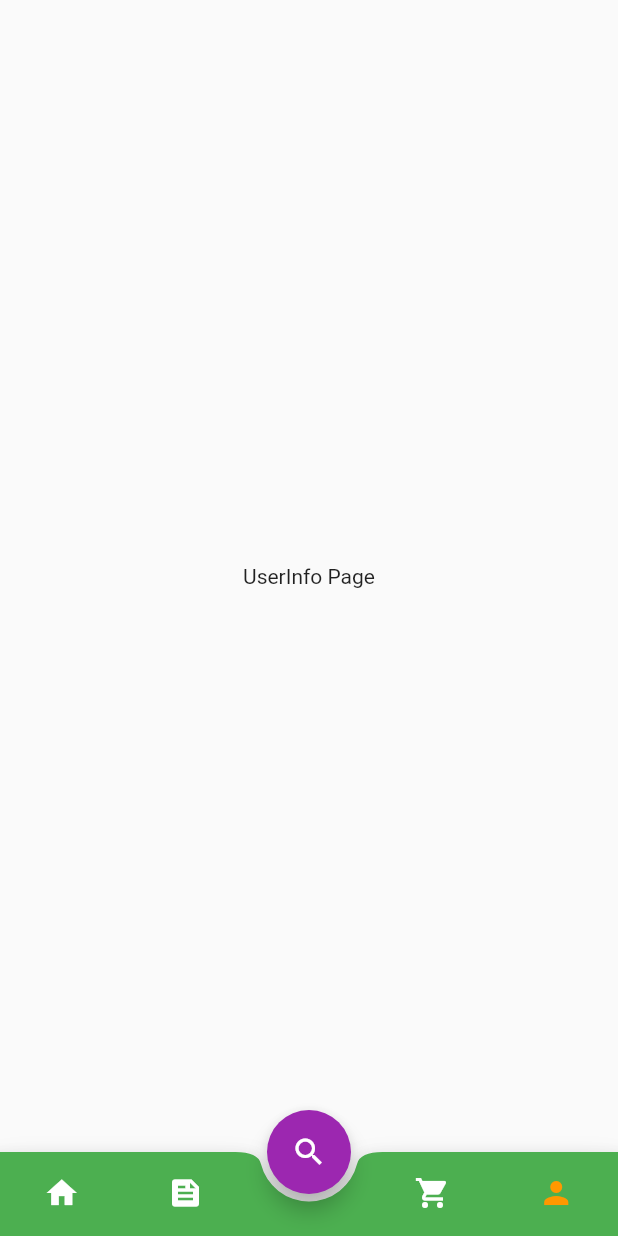
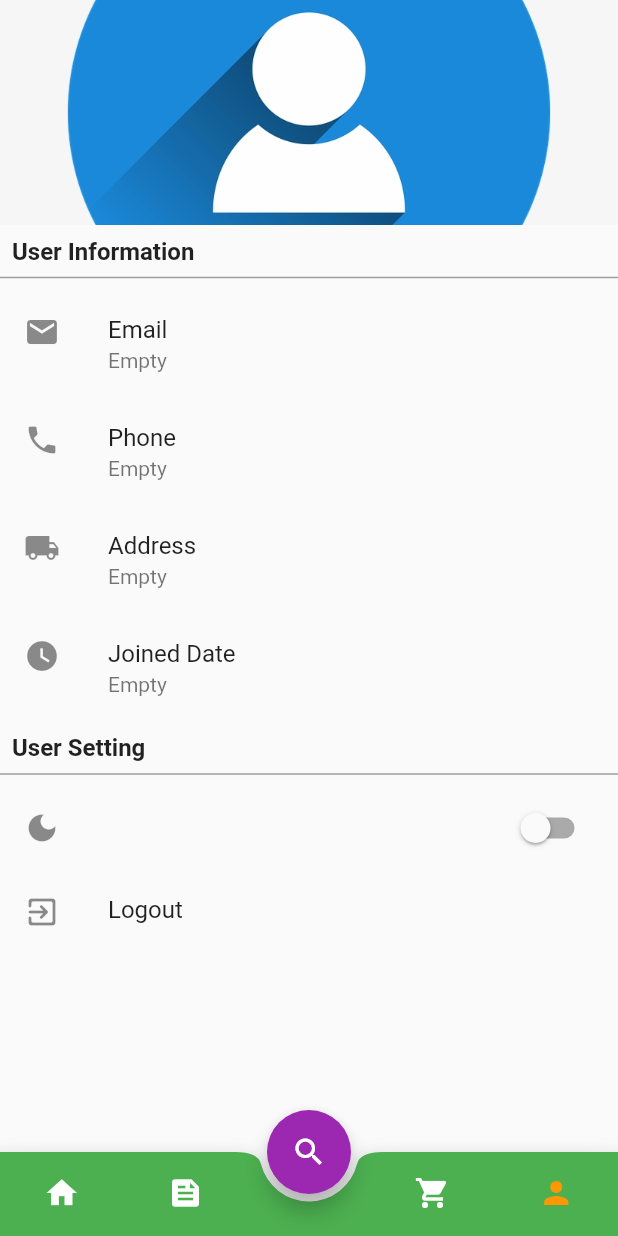
Before and after one commit to AliGharian/shop_app, a Flutter app: the screen it shows after launch, item 5 of the bottom bar chosen, on a phone screen of 412 x 824 dp. Run offline on Flutter 3.47's test engine with Material 2 defaults, Android fonts, the phone set to English and light mode, and no system bars.

Commit message:
add details to user info page along with sliver app bar

```diff
--- /dev/null
+++ b/lib/consts/colors.dart
@@ -0,0 +1,9 @@
+import 'package:flutter/material.dart';
+
+class KColors {
+  static Color black = Color(0xFF000000);
+  static Color white = Color(0xFFFFFFFF);
+
+  static Color title = Color(0xDD000000);
+  static Color subTitle = Color(0x8A000000);
+}
--- a/lib/pages/user_info_page.dart
+++ b/lib/pages/user_info_page.dart
@@ -6,11 +6,118 @@ class UserInfoPage extends StatefulWidget {
 }
 
 class _UserInfoPageState extends State<UserInfoPage> {
+  bool switchValue = false;
+  double _sliverHeight = 150.0;
+  late ScrollController _scrollController;
+  @override
+  void initState() {
+    super.initState();
+    _scrollController = ScrollController();
+    _scrollController.addListener(() {
+      setState(() {});
+    });
+  }
+
   @override
   Widget build(BuildContext context) {
     return Scaffold(
-      body: Center(
-        child: Text('UserInfo Page'),
+      body: CustomScrollView(
+        controller: _scrollController,
+        slivers: [
+          SliverAppBar(
+            automaticallyImplyLeading: false,
+            elevation: 4.0,
+            pinned: true,
+            expandedHeight: _sliverHeight,
+            stretch: true,
+            flexibleSpace: FlexibleSpaceBar(
+              background: Image.asset(
+                'assets/images/user_header.png',
+                fit: BoxFit.cover,
+              ),
+              stretchModes: [
+                StretchMode.zoomBackground,
+              ],
+            ),
+            leading: Opacity(
+              opacity: _scrollController.hasClients
+                  ? _scrollController.offset < _sliverHeight
+                      ? _scrollController.offset / _sliverHeight
+                      : 1.0
+                  : 0.0,
+              child: Icon(
+                Icons.person,
+              ),
+            ),
+            title: Opacity(
+              opacity: _scrollController.hasClients
+                  ? _scrollController.offset < _sliverHeight
+                      ? _scrollController.offset / _sliverHeight
+                      : 1.0
+                  : 0.0,
+              child: Text(
+                'Guest',
+              ),
+            ),
+          ),
+          SliverToBoxAdapter(
+            child: Column(
+              crossAxisAlignment: CrossAxisAlignment.start,
+              children: [
+                _userInfoTitle('User Information'),
+                Divider(
+                  thickness: 1.0,
+                  color: Colors.grey,
+                ),
+                _userInfoTile('Email', 'Empty', Icons.email),
+                _userInfoTile('Phone', 'Empty', Icons.phone),
+                _userInfoTile('Address', 'Empty', Icons.local_shipping),
+                _userInfoTile('Joined Date', 'Empty', Icons.watch_later),
+                _userInfoTitle('User Setting'),
+                Divider(
+                  thickness: 1.0,
+                  color: Colors.grey,
+                ),
+                ListTile(
+                  leading: Icon(Icons.dark_mode),
+                  trailing: Switch(
+                    value: switchValue,
+                    onChanged: (value) {
+                      setState(() {
+                        switchValue = value;
+                      });
+                    },
+                  ),
+                ),
+                _userInfoTile('Logout', '', Icons.exit_to_app_rounded),
+              ],
+            ),
+          ),
+        ],
+      ),
+    );
+  }
+
+  Widget _userInfoTile(String title, String subtitle, IconData icon) {
+    return InkWell(
+      onTap: () {},
+      child: ListTile(
+        leading: Icon(icon),
+        title: Text(title),
+        subtitle: Text(subtitle),
+      ),
+    );
+  }
+
+  Widget _userInfoTitle(String title) {
+    return Padding(
+      padding: EdgeInsets.only(top: 8.0, left: 8.0),
+      child: Text(
+        title,
+        style: TextStyle(
+          fontWeight: FontWeight.bold,
+          fontSize: 16.0,
+        ),
       ),
     );
   }
--- a/pubspec.yaml
+++ b/pubspec.yaml
@@ -46,9 +46,8 @@ flutter:
   uses-material-design: true
 
   # To add assets to your application, add an assets section, like this:
-  # assets:
-  #   - images/a_dot_burr.jpeg
-  #   - images/a_dot_ham.jpeg
+  assets:
+    - assets/images/
 
   # An image asset can refer to one or more resolution-specific "variants", see
   # https://flutter.dev/assets-and-images/#resolution-aware.
```
Also changed, not shown: assets/images/user_header.png (added).
